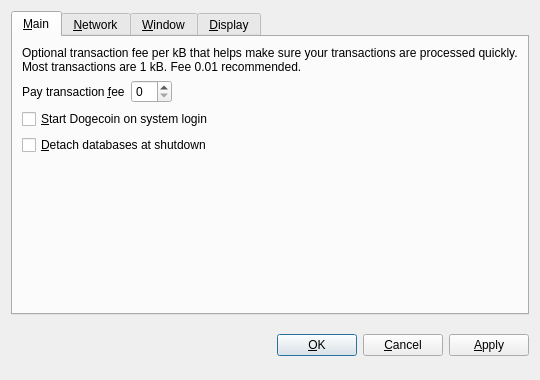
Before: the Qt Designer form src/qt/forms/optionsdialog.ui in oracul/bullyon, drawn with Qt 5.
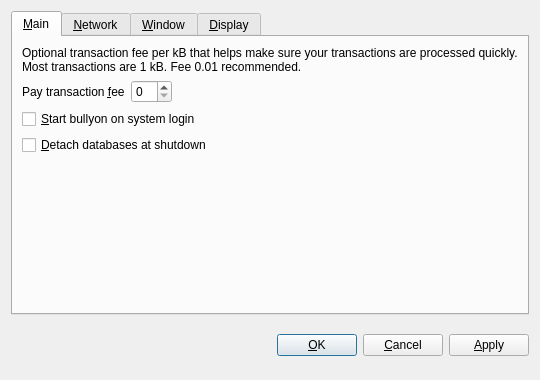
After: the same form once the commit is applied. The open tabs and pages were chosen to show the change. Custom widgets are drawn as their Qt base class.

```diff
--- a/src/qt/forms/optionsdialog.ui
+++ b/src/qt/forms/optionsdialog.ui
@@ -82,7 +82,7 @@
           <string>Automatically start Dogecoin after logging in to the system.</string>
          </property>
          <property name="text">
-          <string>&amp;Start Dogecoin on system login</string>
+          <string>&amp;Start bullyon on system login</string>
          </property>
         </widget>
        </item>
```
Left out of the diff: 10 changed lines with no effect on the pictures.
